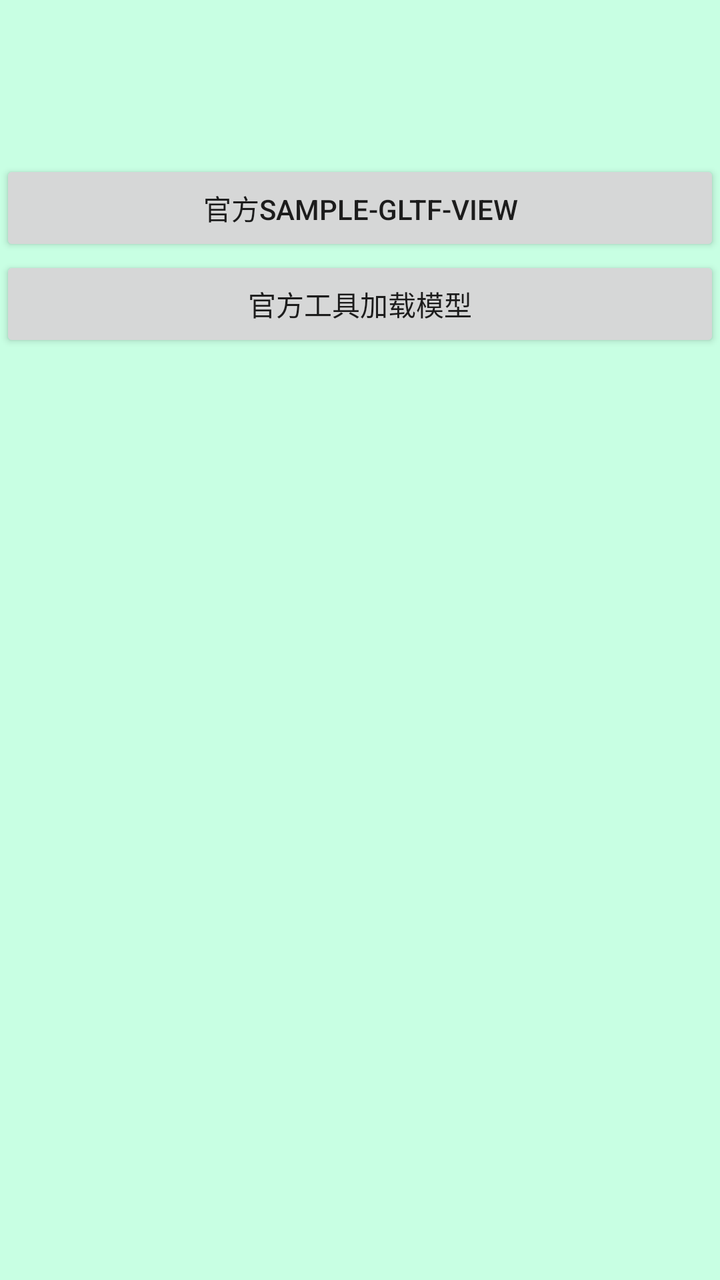
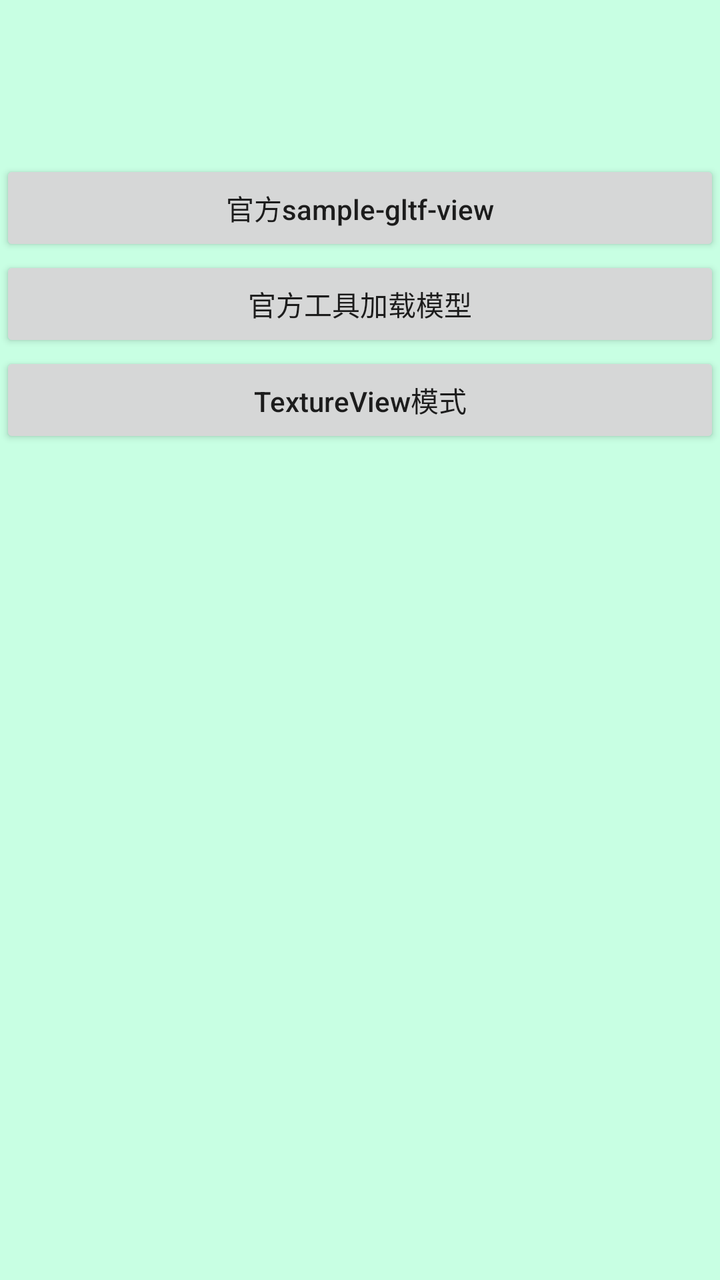

Before-and-after screenshots of an Android layout around one commit, followed by the original layout XML and the change that was made.
<!-- AndroidManifest.xml: application theme Theme.Filament_demo -->
<!-- res/layout/activity_start.xml -->
<?xml version="1.0" encoding="utf-8"?>
<LinearLayout xmlns:android="http://schemas.android.com/apk/res/android"
    xmlns:app="http://schemas.android.com/apk/res-auto"
    xmlns:tools="http://schemas.android.com/tools"
    android:id="@+id/main"
    android:layout_width="match_parent"
    android:layout_height="match_parent"
    android:background="#C8FFE3"
    android:orientation="vertical"
    tools:context=".StartActivity">

    <Button
        android:id="@+id/button_1"
        android:layout_width="match_parent"
        android:layout_height="wrap_content"
        android:layout_marginTop="80dp"
        android:text="官方sample-gltf-view" />

    <Button
        android:id="@+id/button_2"
        android:layout_width="match_parent"
        android:layout_height="wrap_content"
        android:text="官方工具加载模型" />
</LinearLayout>
<!-- resources referenced by this layout -->
<resources>
  <style name="Theme.Filament_demo" parent="Theme.AppCompat.DayNight.NoActionBar">
          
          <item name="colorPrimary">@color/purple_500</item>
          <item name="colorPrimaryVariant">@color/purple_700</item>
          <item name="colorOnPrimary">@color/white</item>
          
          <item name="colorSecondary">@color/teal_200</item>
          <item name="colorSecondaryVariant">@color/teal_700</item>
          <item name="colorOnSecondary">@color/black</item>
          
          <item name="android:statusBarColor">?attr/colorPrimaryVariant</item>
          
      </style>
  <color name="purple_500">#FF6200EE</color>
  <color name="purple_700">#FF3700B3</color>
  <color name="white">#FFFFFFFF</color>
  <color name="teal_200">#FF03DAC5</color>
  <color name="teal_700">#FF018786</color>
  <color name="black">#FF000000</color>
</resources>

<!-- the commit's change to res/layout/activity_start.xml (unified diff, before → after) -->
@@ -14,11 +14,19 @@
         android:layout_width="match_parent"
         android:layout_height="wrap_content"
         android:layout_marginTop="80dp"
-        android:text="官方sample-gltf-view" />
+        android:text="官方sample-gltf-view"
+        android:textAllCaps="false" />
 
     <Button
         android:id="@+id/button_2"
         android:layout_width="match_parent"
         android:layout_height="wrap_content"
         android:text="官方工具加载模型" />
+
+    <Button
+        android:id="@+id/button_3"
+        android:layout_width="match_parent"
+        android:layout_height="wrap_content"
+        android:text="TextureView模式"
+        android:textAllCaps="false" />
 </LinearLayout>
